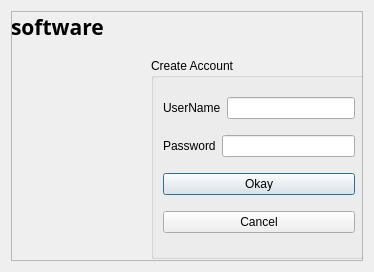
This is createaccount.ui in KANKAN25/Tipid-Timpla-Tracker as Qt 5 draws it before an edit. The edited form follows.
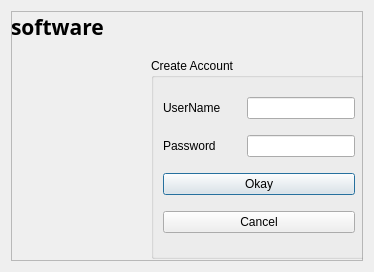
This is the edited form.

Commit message: finished add eatery, made edit eatery, added reviews and edit reviews

```diff
--- a/createaccount.ui
+++ b/createaccount.ui
@@ -65,7 +65,20 @@
           </widget>
          </item>
          <item>
-          <widget class="QLineEdit" name="lineEdit_Username_2"/>
+          <spacer name="horizontalSpacer_2">
+           <property name="orientation">
+            <enum>Qt::Horizontal</enum>
+           </property>
+           <property name="sizeHint" stdset="0">
+            <size>
+             <width>5</width>
+             <height>20</height>
+            </size>
+           </property>
+          </spacer>
+         </item>
+         <item>
+          <widget class="QLineEdit" name="lineEdit_Username"/>
          </item>
         </layout>
        </item>
@@ -79,7 +92,20 @@
           </widget>
          </item>
          <item>
-          <widget class="QLineEdit" name="lineEdit_Password_2">
+          <spacer name="horizontalSpacer">
+           <property name="orientation">
+            <enum>Qt::Horizontal</enum>
+           </property>
+           <property name="sizeHint" stdset="0">
+            <size>
+             <width>7</width>
+             <height>20</height>
+            </size>
+           </property>
+          </spacer>
+         </item>
+         <item>
+          <widget class="QLineEdit" name="lineEdit_Password">
            <property name="contextMenuPolicy">
             <enum>Qt::DefaultContextMenu</enum>
            </property>
```
Left out of the diff: 16 changed lines with no effect on the pictures. The commit also changes 14 other files.
